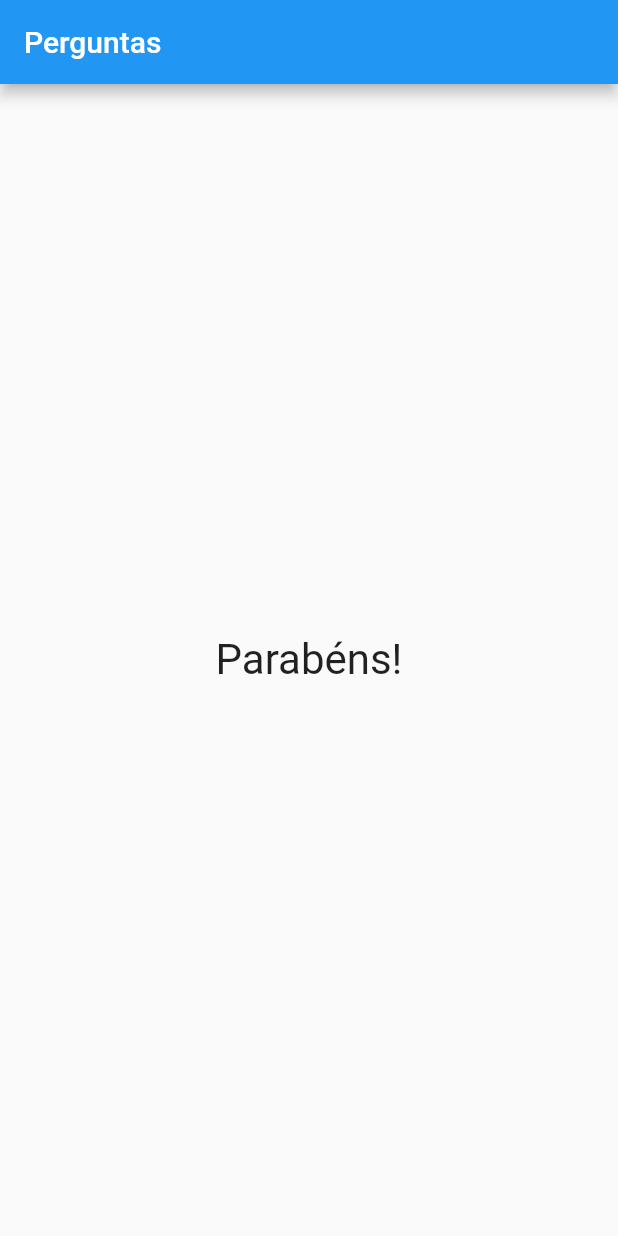
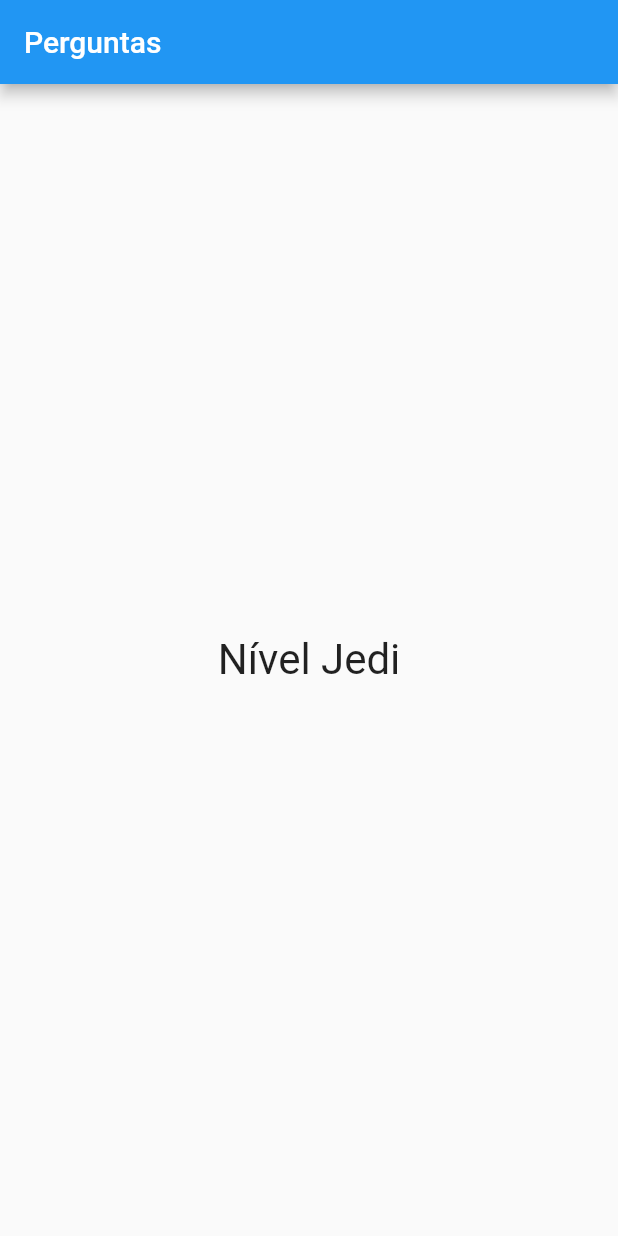
Before and after one commit to JuliaBianchi/curso_flutter, a Flutter app: the screen it shows after launch, after a tap on "Preto", after a tap on "Pinguim", after a tap on "João", on a phone screen of 412 x 824 dp. Run offline on Flutter 3.47's test engine with Material 2 defaults, Android fonts, the phone set to English and light mode, and no system bars.

Commit message:
feat: Adicionando frases no resultado.

```diff
--- a/projeto_perguntas/lib/main.dart
+++ b/projeto_perguntas/lib/main.dart
@@ -12,7 +12,7 @@ class _PerguntaAppState extends State<PerguntaApp> {
     {
       'texto': 'Qual é a sua cor favorita?',
       'respostas': [
-        {'texto': 'Preto', 'pontuacao': 5},
+        {'texto': 'Preto', 'pontuacao': 10},
         {'texto': 'Rosa', 'pontuacao': 4},
         {'texto': 'Branco', 'pontuacao': 5},
         {'texto': 'Azul', 'pontuacao': 4},
@@ -21,19 +21,19 @@ class _PerguntaAppState extends State<PerguntaApp> {
     {
       'texto': 'Qual é o seu animal favorito?',
       'respostas': [
-        {'texto' : 'Pato', 'pontuacao' : 5},
-        {'texto' : 'Pinguim', 'pontuacao' : 4},
-        {'texto' : 'Giraffa', 'pontuacao' : 5},
-        {'texto' : 'Lontra', 'pontuacao' : 4},
+        {'texto': 'Pato', 'pontuacao': 5},
+        {'texto': 'Pinguim', 'pontuacao': 4},
+        {'texto': 'Giraffa', 'pontuacao': 5},
+        {'texto': 'Lontra', 'pontuacao': 4},
       ],
     },
     {
       'texto': 'Qual é o seu instrutor favorito?',
       'respostas': [
-        {'texto' : 'Leo', 'pontuacao' : 4},
-        {'texto' : 'Maria', 'pontuacao' : 7},
-        {'texto' : 'João', 'pontuacao' : 4},
-        {'texto' : 'Alice', 'pontuacao' : 5},
+        {'texto': 'Leo', 'pontuacao': 1},
+        {'texto': 'Maria', 'pontuacao': 7},
+        {'texto': 'João', 'pontuacao': 4},
+        {'texto': 'Alice', 'pontuacao': 5},
       ],
     },
   ];
@@ -63,9 +63,8 @@ class _PerguntaAppState extends State<PerguntaApp> {
               perguntas: _perguntas,
               perguntaSelecionada: _perguntaSelecionada,
               quandoResponder: _responder)
-            : Resultado(),
-      ),
-    );
+              : Resultado(_pontuacaoTotal),
+    ),);
   }
 }
 
--- a/projeto_perguntas/lib/resultado.dart
+++ b/projeto_perguntas/lib/resultado.dart
@@ -2,12 +2,31 @@ import 'package:flutter/material.dart';
 
 
 class Resultado extends StatelessWidget {
+
+  final int pontuacao;
+
+  Resultado(this.pontuacao);
+
+  String get fraseResultado{
+    if(pontuacao < 8){
+      return 'Parabéns';
+
+    }else if(pontuacao < 12){
+      return 'Você é bom!';
+
+    }else if(pontuacao < 16){
+      return 'Impressionante';
+    }else{
+      return 'Nível Jedi';
+    }
+  }
+
   @override
   Widget build(BuildContext context) {
-    return const Center(
+    return Center(
       child: Text(
-        'Parabéns!',
-        style: TextStyle(
+        fraseResultado,
+        style: const TextStyle(
           fontSize: 28,
         ),
       ),
```
Lines whose indentation alone changed are shown as unchanged.
